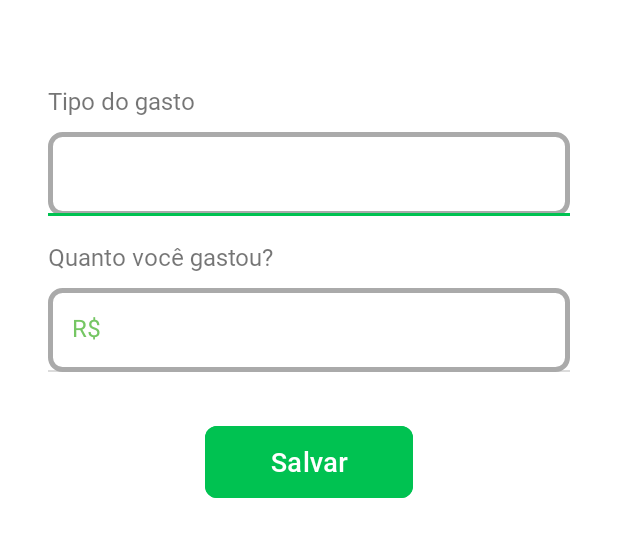
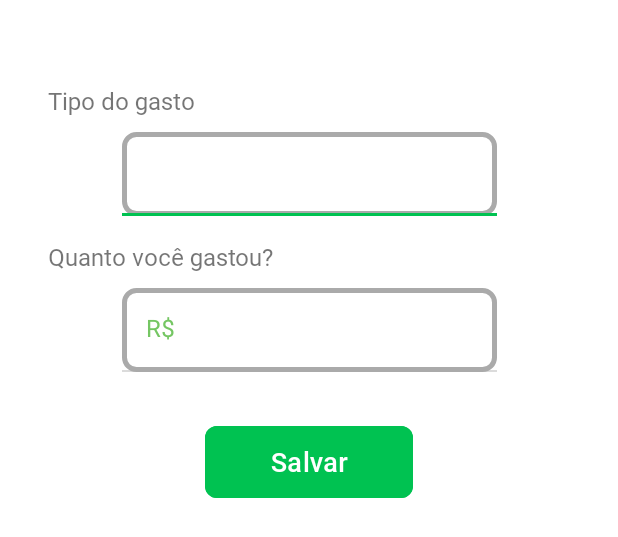
Before and after one commit to casalmoney/app, an Android app: the layout fragment_modal_transaction_variable.xml on its own in the app's theme, with its tools: preview values and no code run, on a phone screen of 412 x 824 dp. Shown: the top 537 px of the screen. Run offline under Robolectric (Android 15) with nearby library versions, the phone set to English and light mode, and no system bars.

Commit message:
fix layout modal

```diff
--- a/app/src/main/res/layout/fragment_modal_transaction_variable.xml
+++ b/app/src/main/res/layout/fragment_modal_transaction_variable.xml
@@ -33,7 +33,8 @@
 
         <com.google.android.material.textfield.TextInputLayout
             android:id="@+id/text_input_desc_expense"
-            android:layout_width="match_parent"
+            android:layout_width="250dp"
+            android:minWidth="100dp"
             android:layout_height="wrap_content"
             android:textColorHint="?attr/colorPrimaryVariant"
             android:layout_marginTop="10dp"
@@ -76,7 +77,8 @@
 
         <com.google.android.material.textfield.TextInputLayout
             android:id="@+id/text_input_amount"
-            android:layout_width="match_parent"
+            android:layout_width="250dp"
+            android:minWidth="100dp"
             android:layout_height="wrap_content"
             android:textColorHint="?attr/colorPrimaryVariant"
             android:layout_marginTop="10dp"
```
